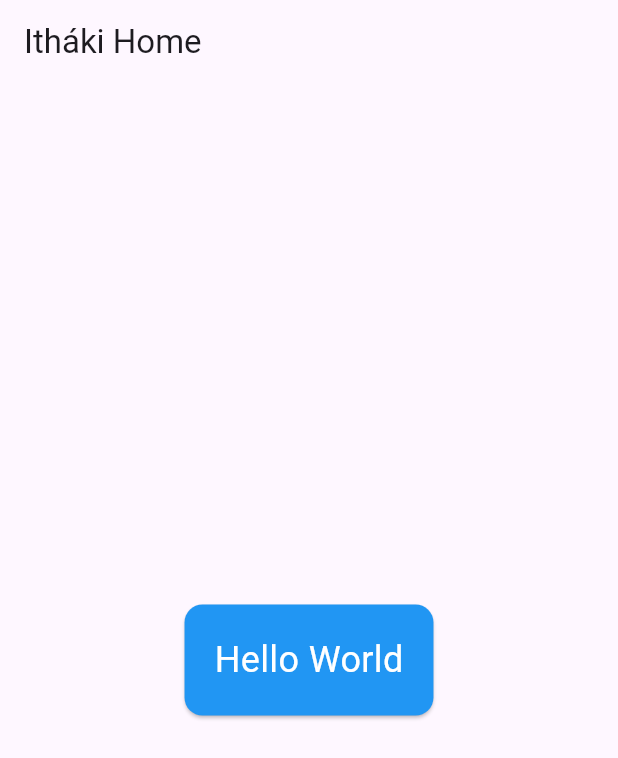
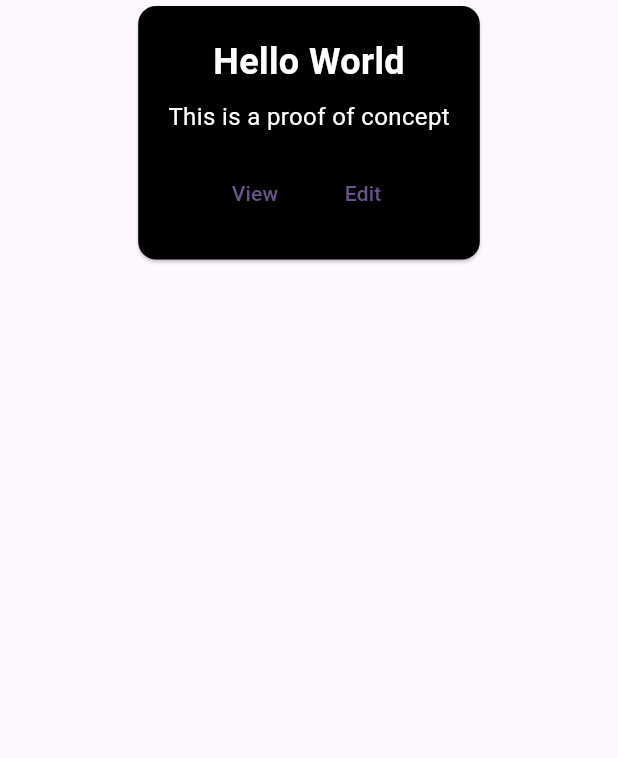
Before and after one commit to Jagondia96/Ithaki, a Flutter app: the screen it shows after launch, on a phone screen of 412 x 824 dp. Shown: the top 758 px of the screen. Run offline on Flutter 3.47's test engine with Material 3 defaults, Android fonts, the phone set to English and light mode, and no system bars.

Commit message:
feat: Implement initial home page UI with internationalization for English and Spanish, and add a corresponding widget test.

```diff
--- a/lib/features/home/presentation/pages/home_page.dart
+++ b/lib/features/home/presentation/pages/home_page.dart
@@ -7,21 +7,82 @@ class MyHomePage extends StatelessWidget {
   @override
   Widget build(BuildContext context) {
     return Scaffold(
-      appBar: AppBar(
-        title: Text(AppLocalizations.of(context)!.homeTitle),
-      ),
-      body: Center(
-        child: Card(
-          color: Colors.blue,
-          child: Padding(
-            padding: const EdgeInsets.all(20.0),
-            child: Text(
-              AppLocalizations.of(context)!.helloWorld,
-              style: const TextStyle(fontSize: 24, color: Colors.white),
+      body: SafeArea(
+        child: Align(
+          alignment: Alignment.topCenter,
+          child: Card(
+            color: Colors.black,
+            child: Padding(
+              padding: const EdgeInsets.all(20.0),
+              child: Column(
+                mainAxisSize: MainAxisSize.min,
+                children: [
+                  Text(
+                    AppLocalizations.of(context)!.helloWorld,
+                    style: const TextStyle(
+                      fontSize: 24,
+                      color: Colors.white,
+                      fontWeight: FontWeight.bold,
+                    ),
+                  ),
+                  const SizedBox(height: 8),
+                  Text(
+                    AppLocalizations.of(context)!.cardSubtitle,
+                    style: const TextStyle(
+                      fontSize: 16,
+                      color: Colors.white,
+                    ),
+                  ),
+                  const SizedBox(height: 16),
+                  Row(
+                    mainAxisSize: MainAxisSize.min,
+                    children: [
+                      TextButton(
+                        onPressed: () {
+                          _showAlert(
+                            context,
+                            AppLocalizations.of(context)!.clickedView,
+                          );
+                        },
+                        child: Text(AppLocalizations.of(context)!.viewButton),
+                      ),
+                      const SizedBox(width: 8),
+                      TextButton(
+                        onPressed: () {
+                          _showAlert(
+                            context,
+                            AppLocalizations.of(context)!.clickedEdit,
+                          );
+                        },
+                        child: Text(AppLocalizations.of(context)!.editButton),
+                      ),
+                    ],
+                  ),
+                ],
+              ),
             ),
           ),
         ),
       ),
     );
   }
+
+  void _showAlert(BuildContext context, String message) {
+    showDialog(
+      context: context,
+      builder: (BuildContext context) {
+        return AlertDialog(
+          content: Text(message),
+          actions: [
+            TextButton(
+              onPressed: () {
+                Navigator.of(context).pop();
+              },
+              child: const Text('OK'),
+            ),
+          ],
+        );
+      },
+    );
+  }
 }
--- a/lib/l10n/arb/app_en.arb
+++ b/lib/l10n/arb/app_en.arb
@@ -1,5 +1,10 @@
 {
     "@@locale": "en",
     "helloWorld": "Hello World",
-    "homeTitle": "Itháki Home"
+    "homeTitle": "Itháki Home",
+    "cardSubtitle": "This is a proof of concept",
+    "viewButton": "View",
+    "editButton": "Edit",
+    "clickedView": "You pressed view",
+    "clickedEdit": "You pressed edit"
 }
```
Also changed, not shown: lib/l10n/arb/app_es.arb (+6 -1 lines), lib/l10n/generated/app_localizations.dart, lib/l10n/generated/app_localizations_en.dart, lib/l10n/generated/app_localizations_es.dart, 1 other file.
